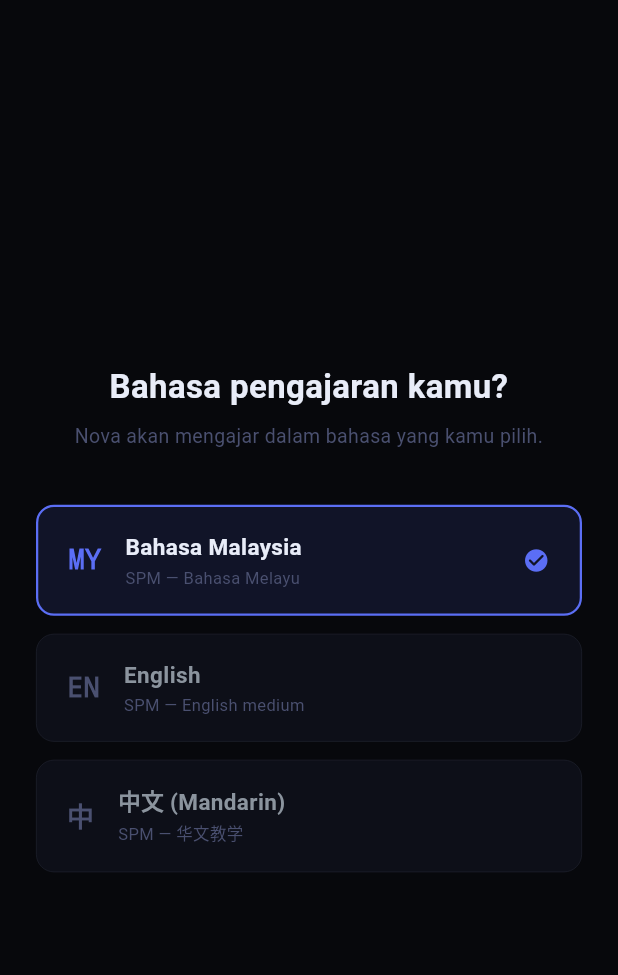
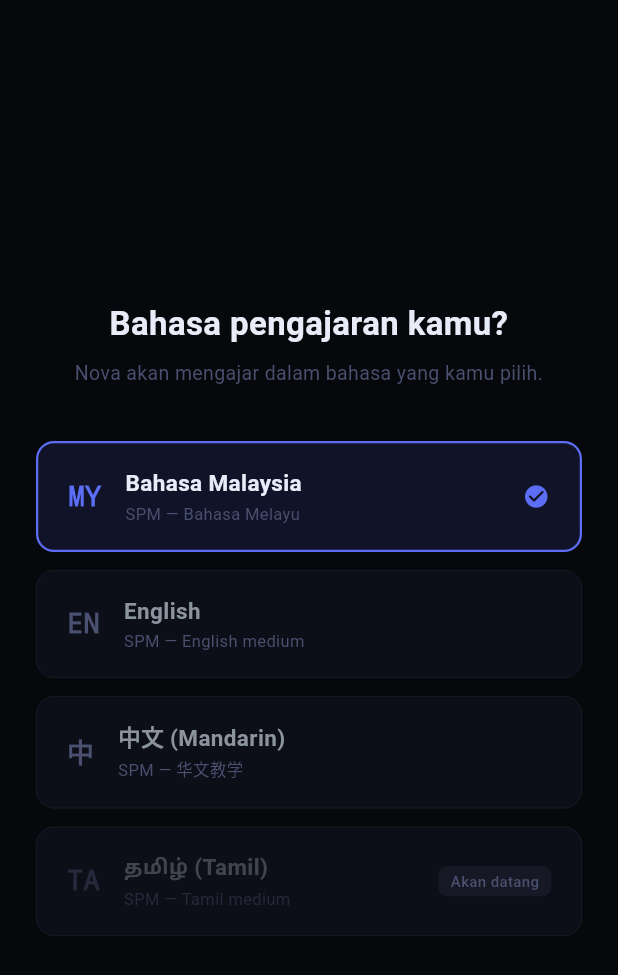
Before and after one commit to learnovamy-hub/Learnova, a Flutter app: the OnboardingScreen screen opened directly with empty values, after a tap on "Form 4", on a phone screen of 412 x 824 dp. Shown: the top 975 px of the screen. Run offline on Flutter 3.47's test engine with Material 3 defaults, Android fonts, the phone set to English and light mode, and no system bars; our stand-ins replace flutter_markdown, flutter_svg, qr_flutter, shared_preferences; missing offline and left inert: dart:html, dart:js, dart:ui_web; accounts and stored records are empty; network calls fail.

Commit message:
Revise audio/language architecture: on-demand audio, Tamil option, remove ZH subjects
- lesson_screen.dart: load teaching_language from prefs, call /api/audio/:lessonId?lang= instead of direct audio_url, show Sedang menjana audio during first-time generation
- onboarding_screen.dart: 4-language option screen (BM/EN/ZH/Tamil), Tamil disabled with Akan datang badge + toast, remove _zhRows (Mandarin uses same SPM subject list)
- constants.dart: remove kZHSubjects

Co-Authored-By: Claude Sonnet 4.6 <noreply@anthropic.com>

```diff
--- a/lib/screens/onboarding_screen.dart
+++ b/lib/screens/onboarding_screen.dart
@@ -62,7 +62,7 @@ class _OnboardingScreenState extends State<OnboardingScreen> {
   // Step 0 = level, 1 = language, 2 = subjects, 3 = success
   int    _step      = 0;
   String? _level;
-  String  _teachingLang = 'bm'; // 'bm' | 'en' | 'zh'
+  String  _teachingLang = 'bm'; // 'bm' | 'en' | 'zh' | 'ta' | 'id'
   bool   _advancing = false;
   bool   _submitting = false;
   String _learnovaId = '';
@@ -88,21 +88,9 @@ class _OnboardingScreenState extends State<OnboardingScreen> {
     ('Chemistry',       false, 'Chemistry'),
     ('Biology',         false, 'Biology'),
   ];
-  static const _zhRows = [
-    ('马来文 (BM)', true,  '马来文'),
-    ('英文 (English)', true, '英文'),
-    ('数学',      false, 'ZH-Mathematics'),
-    ('附加数学',   false, 'ZH-AddMaths'),
-    ('物理',      false, 'ZH-Physics'),
-    ('化学',      false, 'ZH-Chemistry'),
-    ('生物',      false, 'ZH-Biology'),
-    ('历史',      false, 'ZH-Sejarah'),
-  ];
-
   final Set<String> _selected = {'Bahasa Malaysia', 'English'};
 
   List<(String, bool, String)> get _rows {
-    if (_teachingLang == 'zh') return _zhRows;
     if (_level == 'A-Level') return _alRows;
     return _spmRows;
   }
@@ -128,13 +116,8 @@ class _OnboardingScreenState extends State<OnboardingScreen> {
     _advancing = true;
     setState(() {
       _teachingLang = lang;
-      // Reset subject selection based on language
       _selected.clear();
-      if (lang == 'zh') {
-        _selected.addAll(['马来文 (BM)', '英文 (English)']);
-      } else {
-        _selected.addAll(['Bahasa Malaysia', 'English']);
-      }
+      _selected.addAll(['Bahasa Malaysia', 'English']);
     });
     await Future.delayed(const Duration(milliseconds: 300));
     if (mounted) setState(() { _step = 2; _advancing = false; });
@@ -347,19 +330,37 @@ class _LangScreen extends StatelessWidget {
           _LangOption(
             lang: 'bm', label: 'Bahasa Malaysia',
             subtitle: 'SPM — Bahasa Melayu',
-            selected: selected == 'bm', onTap: () => onTap('bm'),
+            selected: selected == 'bm', disabled: false,
+            onTap: () => onTap('bm'),
           ),
           const SizedBox(height: 12),
           _LangOption(
             lang: 'en', label: 'English',
             subtitle: 'SPM — English medium',
-            selected: selected == 'en', onTap: () => onTap('en'),
+            selected: selected == 'en', disabled: false,
+            onTap: () => onTap('en'),
           ),
           const SizedBox(height: 12),
           _LangOption(
             lang: 'zh', label: '中文 (Mandarin)',
             subtitle: 'SPM — 华文教学',
-            selected: selected == 'zh', onTap: () => onTap('zh'),
+            selected: selected == 'zh', disabled: false,
+            onTap: () => onTap('zh'),
+          ),
+          const SizedBox(height: 12),
+          _LangOption(
+            lang: 'ta', label: 'தமிழ் (Tamil)',
+            subtitle: 'SPM — Tamil medium',
+            selected: selected == 'ta', disabled: true,
+            onTap: () {
+              ScaffoldMessenger.of(context).showSnackBar(
+                const SnackBar(
+                  content: Text('Tamil akan datang tidak lama lagi!'),
+                  duration: Duration(seconds: 2),
+                  backgroundColor: Color(0xFF1A1D27),
+                ),
+              );
+            },
           ),
         ]),
       ),
@@ -370,14 +371,16 @@ class _LangScreen extends StatelessWidget {
 class _LangOption extends StatelessWidget {
   final String lang, label, subtitle;
   final bool selected;
+  final bool disabled;
   final VoidCallback onTap;
   const _LangOption({
     required this.lang, required this.label, required this.subtitle,
-    required this.selected, required this.onTap,
+    required this.selected, required this.disabled, required this.onTap,
   });
 
   @override
   Widget build(BuildContext context) {
+    final flag = lang == 'bm' ? 'MY' : lang == 'en' ? 'EN' : lang == 'zh' ? '中' : 'TA';
     return GestureDetector(
       onTap: onTap,
       child: AnimatedContainer(
@@ -392,20 +395,33 @@ class _LangOption extends StatelessWidget {
         ),
         child: Row(children: [
           Text(
-            lang == 'bm' ? 'MY' : lang == 'en' ? 'EN' : '中',
+            flag,
             style: TextStyle(
-              color: selected ? _kAccent : _kMuted,
+              color: disabled ? _kMuted.withOpacity(0.4) : (selected ? _kAccent : _kMuted),
               fontSize: 18, fontWeight: FontWeight.w800, fontFamily: 'monospace'),
           ),
           const SizedBox(width: 16),
           Expanded(child: Column(crossAxisAlignment: CrossAxisAlignment.start, children: [
             Text(label, style: TextStyle(
-              color: selected ? _kHeading : _kOptText,
+              color: disabled ? _kOptText.withOpacity(0.4) : (selected ? _kHeading : _kOptText),
               fontSize: 15, fontWeight: FontWeight.w600)),
             const SizedBox(height: 2),
-            Text(subtitle, style: const TextStyle(color: _kMuted, fontSize: 11)),
+            Text(subtitle, style: TextStyle(
+              color: disabled ? _kMuted.withOpacity(0.4) : _kMuted,
+              fontSize: 11)),
           ])),
-          if (selected) Icon(Icons.check_circle_rounded, color: _kAccent, size: 18),
+          if (disabled)
+            Container(
+              padding: const EdgeInsets.symmetric(horizontal: 8, vertical: 3),
+              decoration: BoxDecoration(
+                color: _kMuted.withOpacity(0.15),
+                borderRadius: BorderRadius.circular(6),
+              ),
+              child: const Text('Akan datang',
+                style: TextStyle(color: _kMuted, fontSize: 10, fontWeight: FontWeight.w500)),
+            )
+          else if (selected)
+            Icon(Icons.check_circle_rounded, color: _kAccent, size: 18),
         ]),
       ),
     );
```
Also changed, not shown: lib/config/constants.dart (+0 -10 lines), lib/screens/lesson_screen.dart (+28 -17 lines).
